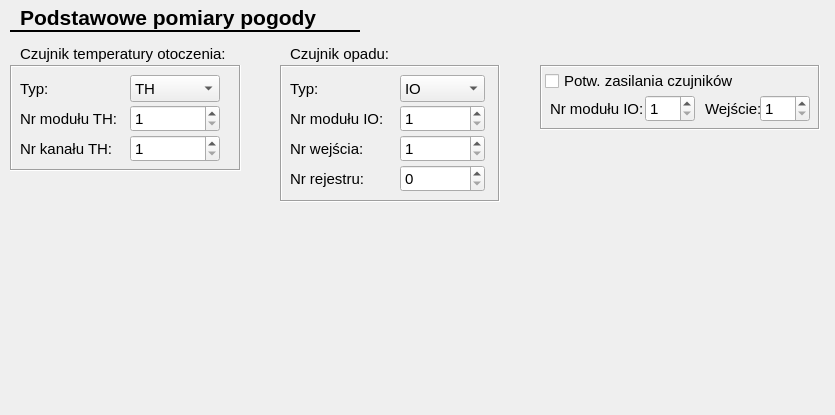
The window that CfgForms/cgeneralweathermeasureform.ui (kaczmar55/koneor_v2) describes before a commit, drawn with Qt 5.
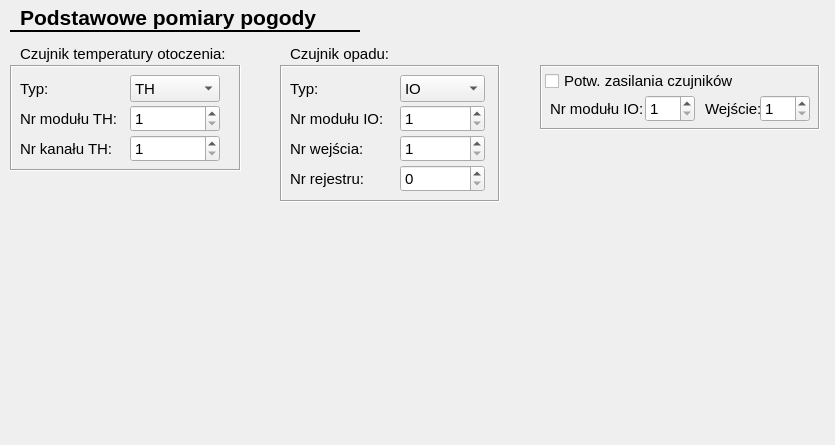
The same window after the commit.

What changed in the file:
```diff
--- a/CfgForms/cgeneralweathermeasureform.ui
+++ b/CfgForms/cgeneralweathermeasureform.ui
@@ -7,7 +7,7 @@
     <x>0</x>
     <y>0</y>
     <width>835</width>
-    <height>415</height>
+    <height>445</height>
    </rect>
   </property>
   <property name="windowTitle">
```
Left out of the diff: 21 changed lines with no effect on the pictures.
